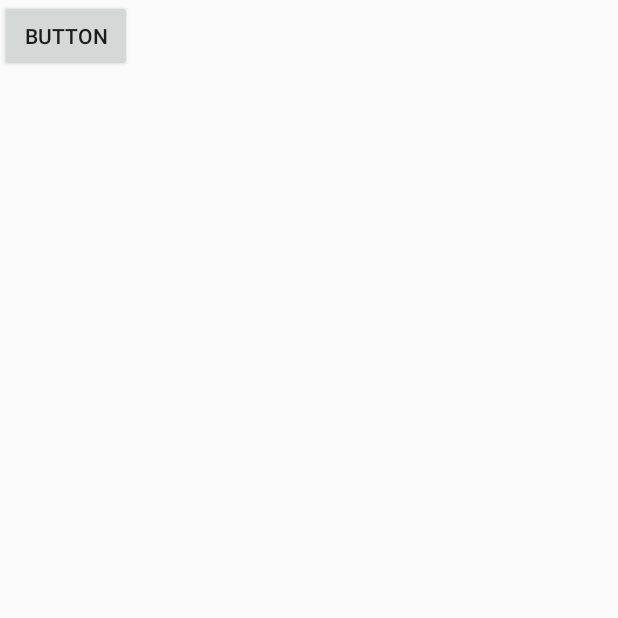
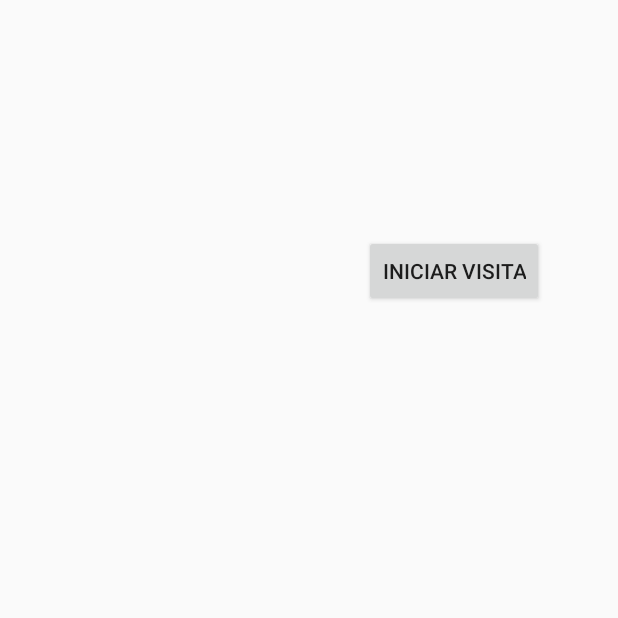
Before and after one commit to Wachuuu15/Plataformas, an Android app: the MainActivity2 screen opened directly, with no data from a screen before it, on a phone screen of 412 x 824 dp, the top half of it. Run offline under Robolectric (Android 15) with nearby library versions, the phone set to English and light mode, and no system bars.

Commit message:
new activity

```diff
--- a/app/src/main/java/com/example/myapplication/MainActivity.kt
+++ b/app/src/main/java/com/example/myapplication/MainActivity.kt
@@ -1,4 +1,5 @@
 package com.example.myapplication
+import android.content.Intent
 import androidx.appcompat.app.AppCompatActivity
 import android.os.Bundle
 import android.widget.Button
@@ -8,17 +9,24 @@ import android.widget.Toast
 
 class MainActivity : AppCompatActivity() {
     private lateinit var btnToast: Button
+    private lateinit var detalles: Button
 
     override fun onCreate(savedInstanceState: Bundle?) {
         super.onCreate(savedInstanceState)
         setContentView(R.layout.activity_main)
         btnToast = findViewById(R.id.btn_mainActivity_toast)
+        detalles = findViewById(R.id.button3)
         initListeners()
+
     }
     private fun initListeners() {
         btnToast.setOnClickListener {
             Toast.makeText(applicationContext, "Jennifer Toxcon", Toast.LENGTH_LONG).show()
         }
+
+        detalles.setOnClickListener {
+            startActivity(Intent(this, MainActivity2::class.java))
+        }
     }
 
 }
--- a/app/src/main/res/layout/activity_main2.xml
+++ b/app/src/main/res/layout/activity_main2.xml
@@ -10,7 +10,11 @@
         android:id="@+id/button4"
         android:layout_width="wrap_content"
         android:layout_height="wrap_content"
-        android:text="Button"
-        tools:layout_editor_absoluteX="148dp"
-        tools:layout_editor_absoluteY="117dp" />
+        android:text="@string/visita"
+        app:layout_constraintBottom_toBottomOf="parent"
+        app:layout_constraintEnd_toEndOf="parent"
+        app:layout_constraintHorizontal_bias="0.832"
+        app:layout_constraintStart_toStartOf="parent"
+        app:layout_constraintTop_toTopOf="parent"
+        app:layout_constraintVertical_bias="0.202" />
 </androidx.constraintlayout.widget.ConstraintLayout>
--- a/app/src/main/res/values/strings.xml
+++ b/app/src/main/res/values/strings.xml
@@ -9,4 +9,5 @@
     <string name="inicio">Iniciar</string>
     <string name="Det">Detalles</string>
     <string name="download">Descargar</string>
+    <string name="visita">Iniciar Visita</string>
 </resources>
```
